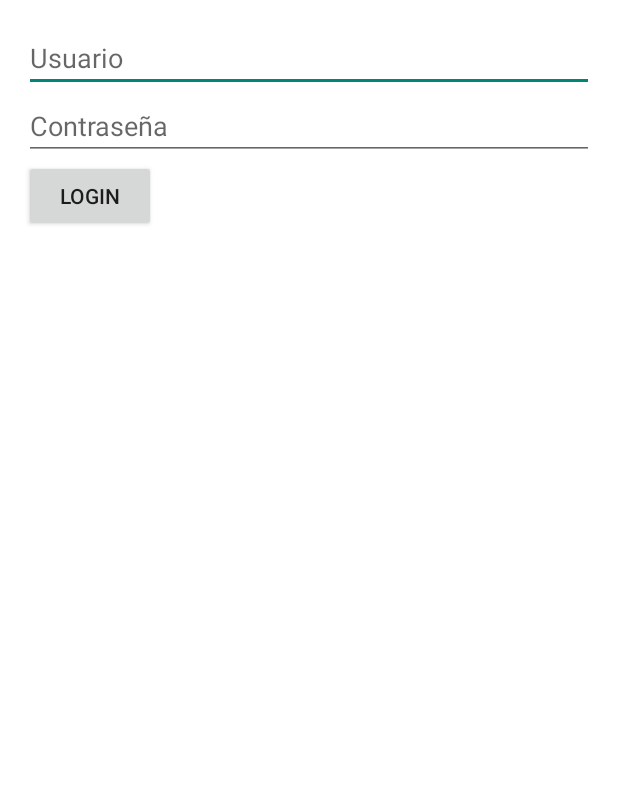
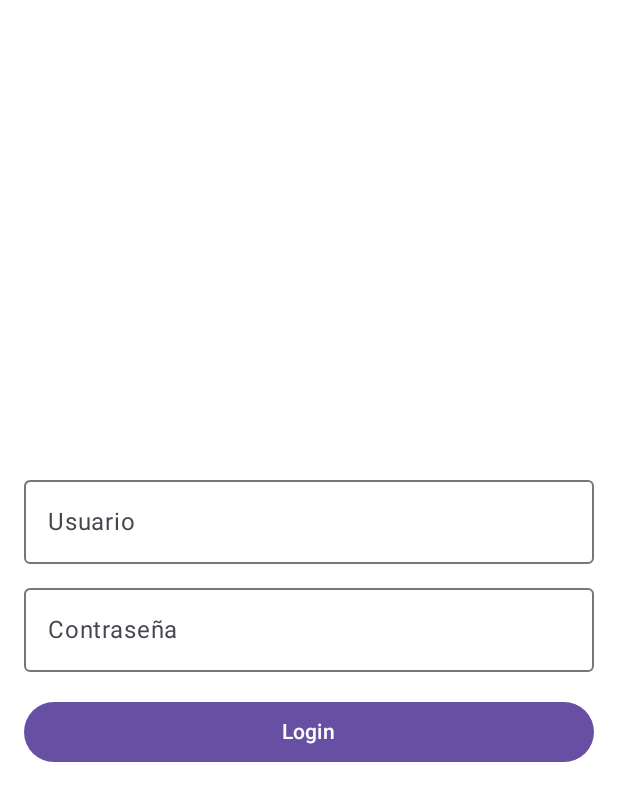
Before and after one commit to mmedina23/RentaVehiculosAndroid, an Android app built with Jetpack Compose: the screen it shows after launch (LoginActivity), on a phone screen of 412 x 824 dp. Shown: the top 801 px of the screen. Run offline under Robolectric (Android 15) with nearby library versions, the phone set to English and light mode, and no system bars.

Commit message:
Fix: eliminando los xml y actualizando a screens que usan jetpack compose
Por error, al seguir un vídeo de login no me di cuenta que no estaba usando jetpack compose, tal y como era requerido.

```diff
--- a/app/src/main/java/com/pmd/rentavehiculos/activity/LoginActivity.kt
+++ b/app/src/main/java/com/pmd/rentavehiculos/activity/LoginActivity.kt
@@ -2,31 +2,40 @@ package com.pmd.rentavehiculos.activity
 
 import android.content.Intent
 import android.os.Bundle
-import android.widget.Button
-import android.widget.EditText
 import android.widget.Toast
+import androidx.activity.ComponentActivity
+import androidx.activity.compose.setContent
 import androidx.activity.viewModels
-import androidx.appcompat.app.AppCompatActivity
-import com.pmd.rentavehiculos.R
+import androidx.compose.foundation.background
+import androidx.compose.foundation.layout.*
+import androidx.compose.runtime.*
+import androidx.compose.ui.Alignment
+import androidx.compose.ui.Modifier
+import androidx.compose.ui.graphics.Color
+import androidx.compose.ui.text.input.PasswordVisualTransformation
+import androidx.compose.ui.unit.dp
 import com.pmd.rentavehiculos.data.SessionManager
 import com.pmd.rentavehiculos.viewModels.LoginViewModel
+import com.pmd.rentavehiculos.screens.LoginScreen
 
-class LoginActivity : AppCompatActivity() {
+class LoginActivity : ComponentActivity() {
 
     private val loginViewModel: LoginViewModel by viewModels()
     private lateinit var sessionManager: SessionManager
 
     override fun onCreate(savedInstanceState: Bundle?) {
         super.onCreate(savedInstanceState)
-        setContentView(R.layout.activity_login)
-
         // Inicializa el SessionManager
         sessionManager = SessionManager(this)
 
-        // Obtén las referencias de los elementos de la UI
-        val etUsuario = findViewById<EditText>(R.id.etUsuario)
-        val etContrasena = findViewById<EditText>(R.id.etContrasena)
-        val btnLogin = findViewById<Button>(R.id.btnLogin)
+        // Configura la UI con Compose
+        setContent {
+            LoginScreen(
+                onLogin = { usuario, contrasena ->
+                    loginViewModel.login(usuario, contrasena)
+                }
+            )
+        }
 
         // Observa la respuesta exitosa del login
         loginViewModel.authResponseLiveData.observe(this) { authResponse ->
@@ -37,16 +46,12 @@ class LoginActivity : AppCompatActivity() {
             Toast.makeText(this, "Login exitoso. Perfil: ${authResponse.perfil}", Toast.LENGTH_SHORT).show()
 
             // Navega a la pantalla correspondiente según el perfil
-            // Por ejemplo, si el perfil es "admin", navega a AdminActivity;
-            // si es "cliente", navega a ClienteActivity.
             when (authResponse.perfil.lowercase()) {
                 "admin" -> {
-                    // Navegar a la pantalla de admin
                     val intent = Intent(this, AdminActivity::class.java)
                     startActivity(intent)
                 }
                 "cliente" -> {
-                    // Navegar a la pantalla de cliente
                     val intent = Intent(this, ClienteActivity::class.java)
                     startActivity(intent)
                 }
@@ -60,17 +65,5 @@ class LoginActivity : AppCompatActivity() {
         loginViewModel.errorLiveData.observe(this) { errorMessage ->
             Toast.makeText(this, errorMessage, Toast.LENGTH_SHORT).show()
         }
-
-        // Configura el botón de login para llamar al ViewModel
-        btnLogin.setOnClickListener {
-            val usuario = etUsuario.text.toString().trim()
-            val contrasena = etContrasena.text.toString().trim()
-
-            if (usuario.isNotEmpty() && contrasena.isNotEmpty()) {
-                loginViewModel.login(usuario, contrasena)
-            } else {
-                Toast.makeText(this, "Por favor, ingrese usuario y contraseña", Toast.LENGTH_SHORT).show()
-            }
-        }
     }
 }
--- a/app/src/main/java/com/pmd/rentavehiculos/activity/SplashActivity.kt
+++ b/app/src/main/java/com/pmd/rentavehiculos/activity/SplashActivity.kt
@@ -1,25 +1,27 @@
 package com.pmd.rentavehiculos.activity
-
 import android.content.Intent
 import android.os.Bundle
-import android.os.Handler
-import android.os.Looper
-import androidx.appcompat.app.AppCompatActivity
+import androidx.activity.ComponentActivity
+import androidx.activity.compose.setContent
 import com.pmd.rentavehiculos.R
+import com.pmd.rentavehiculos.screens.SplashScreen
 
-class SplashActivity : AppCompatActivity() {
+class SplashActivity : ComponentActivity() {
 
     // Duración del splash en milisegundos (por ejemplo, 2000 = 2 segundos)
-    private val splashDuration: Long = 2000
+    private val splashDuration: Long = 2000L
 
     override fun onCreate(savedInstanceState: Bundle?) {
         super.onCreate(savedInstanceState)
-        setContentView(R.layout.activity_splash)
-
-        // Después del tiempo definido, inicia LoginActivity
-        Handler(Looper.getMainLooper()).postDelayed({
-            startActivity(Intent(this, LoginActivity::class.java))
-            finish() // Termina SplashActivity para que el usuario no vuelva a ella al presionar "Atrás"
-        }, splashDuration)
+        setContent {
+            SplashScreen(
+                splashDuration = splashDuration,
+                onSplashFinished = {
+                    // Después del tiempo definido, inicia LoginActivity
+                    startActivity(Intent(this, LoginActivity::class.java))
+                    finish() // Termina SplashActivity para que el usuario no vuelva a ella al presionar "Atrás"
+                }
+            )
+        }
     }
 }
--- /dev/null
+++ b/app/src/main/java/com/pmd/rentavehiculos/screens/LoginScreen.kt
@@ -0,0 +1,64 @@
+package com.pmd.rentavehiculos.screens
+import androidx.compose.foundation.background
+import androidx.compose.foundation.layout.*
+
+import androidx.compose.material3.Button
+import androidx.compose.material3.OutlinedTextField
+import androidx.compose.material3.Text
+import androidx.compose.runtime.*
+import androidx.compose.ui.Alignment
+import androidx.compose.ui.Modifier
+import androidx.compose.ui.graphics.Color
+import androidx.compose.ui.text.input.PasswordVisualTransformation
+import androidx.compose.ui.unit.dp
+import androidx.compose.runtime.Composable
+
+@Composable
+fun LoginScreen(
+    onLogin: (String, String) -> Unit
+) {
+    var usuario by remember { mutableStateOf("") }
+    var contrasena by remember { mutableStateOf("") }
+
+    Box(
+        modifier = Modifier
+            .fillMaxSize()
+            .background(Color.White), // O el color que prefieras para el fondo
+        contentAlignment = Alignment.Center
+    ) {
+        Column(
+            horizontalAlignment = Alignment.CenterHorizontally,
+            modifier = Modifier
+                .padding(16.dp)
+                .fillMaxWidth()
+        ) {
+            OutlinedTextField(
+                value = usuario,
+                onValueChange = { usuario = it },
+                label = { Text("Usuario") },
+                modifier = Modifier.fillMaxWidth()
+            )
+            Spacer(modifier = Modifier.height(8.dp))
+            OutlinedTextField(
+                value = contrasena,
+                onValueChange = { contrasena = it },
+                label = { Text("Contraseña") },
+                modifier = Modifier.fillMaxWidth(),
+                visualTransformation = PasswordVisualTransformation() // Oculta la contraseña
+            )
+            Spacer(modifier = Modifier.height(16.dp))
+            Button(
+                onClick = {
+                    if (usuario.isNotBlank() && contrasena.isNotBlank()) {
+                        onLogin(usuario, contrasena)
+                    } else {
+                        // Opcional: podrías manejar campos vacíos mediante algún Snackbar o estado interno.
+                    }
+                },
+                modifier = Modifier.fillMaxWidth()
+            ) {
+                Text("Login")
+            }
+        }
+    }
+}
--- /dev/null
+++ b/app/src/main/java/com/pmd/rentavehiculos/screens/SplashScreen.kt
@@ -0,0 +1,38 @@
+package com.pmd.rentavehiculos.screens
+
+import androidx.compose.foundation.Image
+import androidx.compose.foundation.background
+import androidx.compose.foundation.layout.Box
+import androidx.compose.foundation.layout.fillMaxSize
+import androidx.compose.runtime.Composable
+import androidx.compose.runtime.LaunchedEffect
+import androidx.compose.ui.Alignment
+import androidx.compose.ui.Modifier
+import androidx.compose.ui.graphics.Color
+import androidx.compose.ui.res.painterResource
+import androidx.compose.ui.res.stringResource
+import com.pmd.rentavehiculos.R
+import kotlinx.coroutines.delay
+
+@Composable
+fun SplashScreen(
+    splashDuration: Long,
+    onSplashFinished: () -> Unit
+) {
+    LaunchedEffect(key1 = true) {
+        delay(splashDuration)
+        onSplashFinished()
+    }
+
+    Box(
+        modifier = Modifier
+            .fillMaxSize()
+            .background(Color.White),
+        contentAlignment = Alignment.Center
+    ) {
+        Image(
+            painter = painterResource(id = R.drawable.ic_launcher_foreground),
+            contentDescription = stringResource(id = R.string.app_name)
+        )
+    }
+}
--- a/app/src/main/res/layout/activity_login.xml
+++ /dev/null
@@ -1,28 +0,0 @@
-<?xml version="1.0" encoding="utf-8"?>
-<LinearLayout
-    xmlns:android="http://schemas.android.com/apk/res/android"
-    android:layout_width="match_parent"
-    android:layout_height="match_parent"
-    android:orientation="vertical"
-    android:padding="16dp">
-
-    <EditText
-        android:id="@+id/etUsuario"
-        android:layout_width="match_parent"
-        android:layout_height="wrap_content"
-        android:hint="Usuario" />
-
-    <EditText
-        android:id="@+id/etContrasena"
-        android:layout_width="match_parent"
-        android:layout_height="wrap_content"
-        android:hint="Contraseña"
-        android:inputType="textPassword" />
-
-    <Button
-        android:id="@+id/btnLogin"
-        android:layout_width="wrap_content"
-        android:layout_height="wrap_content"
-        android:text="Login" />
-
-</LinearLayout>
--- a/app/src/main/res/layout/activity_splash.xml
+++ /dev/null
@@ -1,16 +0,0 @@
-<?xml version="1.0" encoding="utf-8"?>
-<LinearLayout
-    xmlns:android="http://schemas.android.com/apk/res/android"
-    android:layout_width="match_parent"
-    android:layout_height="match_parent"
-    android:orientation="vertical"
-    android:gravity="center"
-    android:background="@color/white">  <!-- O el color que desees para el fondo -->
-
-    <ImageView
-        android:id="@+id/ivLogo"
-        android:layout_width="wrap_content"
-        android:layout_height="wrap_content"
-        android:src="@mipmap/ic_launcher"
-        android:contentDescription="@string/app_name"/>
-</LinearLayout>
```
